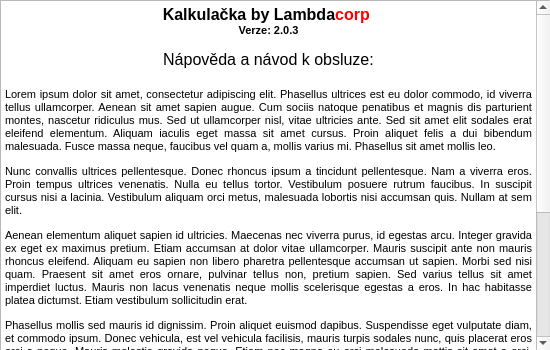
Above: helpwindow.ui from Lambdacorp/ivs-proj2 before the change. Below: the same form after it.
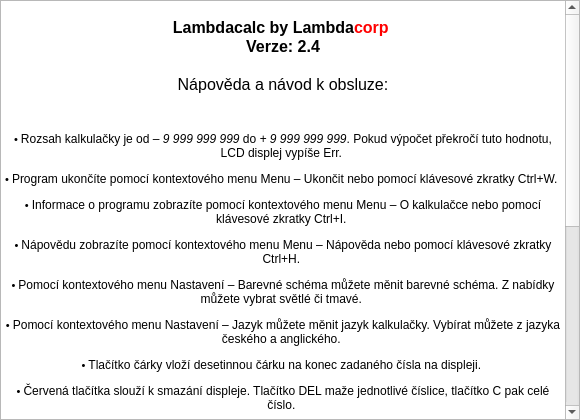
That is the form after the change.

```diff
--- a/helpwindow.ui
+++ b/helpwindow.ui
@@ -6,10 +6,22 @@
    <rect>
     <x>0</x>
     <y>0</y>
-    <width>550</width>
-    <height>350</height>
+    <width>580</width>
+    <height>420</height>
    </rect>
   </property>
+  <property name="minimumSize">
+   <size>
+    <width>580</width>
+    <height>250</height>
+   </size>
+  </property>
+  <property name="maximumSize">
+   <size>
+    <width>580</width>
+    <height>420</height>
+   </size>
+  </property>
   <property name="windowTitle">
    <string>Dialog</string>
   </property>
@@ -18,25 +30,52 @@
     <rect>
      <x>0</x>
      <y>0</y>
-     <width>551</width>
-     <height>351</height>
+     <width>580</width>
+     <height>420</height>
     </rect>
    </property>
+   <property name="minimumSize">
+    <size>
+     <width>580</width>
+     <height>420</height>
+    </size>
+   </property>
+   <property name="maximumSize">
+    <size>
+     <width>580</width>
+     <height>420</height>
+    </size>
+   </property>
    <property name="html">
     <string>&lt;!DOCTYPE HTML PUBLIC &quot;-//W3C//DTD HTML 4.0//EN&quot; &quot;http://www.w3.org/TR/REC-html40/strict.dtd&quot;&gt;
 &lt;html&gt;&lt;head&gt;&lt;meta name=&quot;qrichtext&quot; content=&quot;1&quot; /&gt;&lt;style type=&quot;text/css&quot;&gt;
 p, li { white-space: pre-wrap; }
-&lt;/style&gt;&lt;/head&gt;&lt;body style=&quot; font-family:'MS Shell Dlg 2'; font-size:8.25pt; font-weight:400; font-style:normal;&quot;&gt;
-&lt;p align=&quot;center&quot; style=&quot; margin-top:0px; margin-bottom:0px; margin-left:0px; margin-right:0px; -qt-block-indent:0; text-indent:0px;&quot;&gt;&lt;span style=&quot; font-size:12pt; font-weight:600;&quot;&gt;Kalkulačka by Lambda&lt;/span&gt;&lt;span style=&quot; font-size:12pt; font-weight:600; color:#ff0000;&quot;&gt;corp&lt;/span&gt;&lt;span style=&quot; font-size:12pt; font-weight:600;&quot;&gt; &lt;/span&gt;&lt;/p&gt;
-&lt;p align=&quot;center&quot; style=&quot; margin-top:0px; margin-bottom:0px; margin-left:0px; margin-right:0px; -qt-block-indent:0; text-indent:0px;&quot;&gt;&lt;span style=&quot; font-size:8pt; font-weight:600;&quot;&gt;Verze: 2.0.3&lt;/span&gt;&lt;/p&gt;
-&lt;p align=&quot;center&quot; style=&quot;-qt-paragraph-type:empty; margin-top:0px; margin-bottom:0px; margin-left:0px; margin-right:0px; -qt-block-indent:0; text-indent:0px; font-size:8pt; font-weight:600;&quot;&gt;&lt;br /&gt;&lt;/p&gt;
+&lt;/style&gt;&lt;/head&gt;&lt;body style=&quot; font-family:'MS Shell Dlg 2'; font-size:7.8pt; font-weight:400; font-style:normal;&quot;&gt;
+&lt;p align=&quot;center&quot; style=&quot;-qt-paragraph-type:empty; margin-top:0px; margin-bottom:0px; margin-left:0px; margin-right:0px; -qt-block-indent:0; text-indent:0px;&quot;&gt;&lt;br /&gt;&lt;/p&gt;
+&lt;p align=&quot;center&quot; style=&quot; margin-top:0px; margin-bottom:0px; margin-left:0px; margin-right:0px; -qt-block-indent:0; text-indent:0px;&quot;&gt;&lt;span style=&quot; font-size:12pt; font-weight:600;&quot;&gt;Lambdacalc by Lambda&lt;/span&gt;&lt;span style=&quot; font-size:12pt; font-weight:600; color:#ff0000;&quot;&gt;corp&lt;/span&gt;&lt;span style=&quot; font-size:12pt; font-weight:600;&quot;&gt; &lt;/span&gt;&lt;/p&gt;
+&lt;p align=&quot;center&quot; style=&quot; margin-top:0px; margin-bottom:0px; margin-left:0px; margin-right:0px; -qt-block-indent:0; text-indent:0px;&quot;&gt;&lt;span style=&quot; font-size:12pt; font-weight:600;&quot;&gt;Verze: 2.4&lt;/span&gt;&lt;/p&gt;
+&lt;p align=&quot;center&quot; style=&quot;-qt-paragraph-type:empty; margin-top:0px; margin-bottom:0px; margin-left:0px; margin-right:0px; -qt-block-indent:0; text-indent:0px; font-size:12pt; font-weight:600;&quot;&gt;&lt;br /&gt;&lt;/p&gt;
 &lt;p align=&quot;center&quot; style=&quot; margin-top:0px; margin-bottom:0px; margin-left:0px; margin-right:0px; -qt-block-indent:0; text-indent:0px;&quot;&gt;&lt;span style=&quot; font-size:12pt;&quot;&gt;Nápověda a návod k obsluze:&lt;/span&gt;&lt;/p&gt;
-&lt;p align=&quot;center&quot; style=&quot;-qt-paragraph-type:empty; margin-top:0px; margin-bottom:0px; margin-left:0px; margin-right:0px; -qt-block-indent:0; text-indent:0px; font-size:12pt;&quot;&gt;&lt;br /&gt;&lt;/p&gt;
-&lt;p align=&quot;justify&quot; style=&quot; margin-top:0px; margin-bottom:0px; margin-left:0px; margin-right:0px; -qt-block-indent:0; text-indent:0px;&quot;&gt;&lt;a name=&quot;lipsum&quot;&gt;&lt;/a&gt;&lt;span style=&quot; font-size:8pt;&quot;&gt;L&lt;/span&gt;&lt;span style=&quot; font-size:8pt;&quot;&gt;orem ipsum dolor sit amet, consectetur adipiscing elit. Phasellus ultrices est eu dolor commodo, id viverra tellus ullamcorper. Aenean sit amet sapien augue. Cum sociis natoque penatibus et magnis dis parturient montes, nascetur ridiculus mus. Sed ut ullamcorper nisl, vitae ultricies ante. Sed sit amet elit sodales erat eleifend elementum. Aliquam iaculis eget massa sit amet cursus. Proin aliquet felis a dui bibendum malesuada. Fusce massa neque, faucibus vel quam a, mollis varius mi. Phasellus sit amet mollis leo. &lt;/span&gt;&lt;/p&gt;
-&lt;p align=&quot;justify&quot; style=&quot; margin-top:12px; margin-bottom:12px; margin-left:0px; margin-right:0px; -qt-block-indent:0; text-indent:0px;&quot;&gt;&lt;span style=&quot; font-size:8pt;&quot;&gt;Nunc convallis ultrices pellentesque. Donec rhoncus ipsum a tincidunt pellentesque. Nam a viverra eros. Proin tempus ultrices venenatis. Nulla eu tellus tortor. Vestibulum posuere rutrum faucibus. In suscipit cursus nisi a lacinia. Vestibulum aliquam orci metus, malesuada lobortis nisi accumsan quis. Nullam at sem elit. &lt;/span&gt;&lt;/p&gt;
-&lt;p align=&quot;justify&quot; style=&quot; margin-top:12px; margin-bottom:12px; margin-left:0px; margin-right:0px; -qt-block-indent:0; text-indent:0px;&quot;&gt;&lt;span style=&quot; font-size:8pt;&quot;&gt;Aenean elementum aliquet sapien id ultricies. Maecenas nec viverra purus, id egestas arcu. Integer gravida ex eget ex maximus pretium. Etiam accumsan at dolor vitae ullamcorper. Mauris suscipit ante non mauris rhoncus eleifend. Aliquam eu sapien non libero pharetra pellentesque accumsan ut sapien. Morbi sed nisi quam. Praesent sit amet eros ornare, pulvinar tellus non, pretium sapien. Sed varius tellus sit amet imperdiet luctus. Mauris non lacus venenatis neque mollis scelerisque egestas a eros. In hac habitasse platea dictumst. Etiam vestibulum sollicitudin erat. &lt;/span&gt;&lt;/p&gt;
-&lt;p align=&quot;justify&quot; style=&quot; margin-top:12px; margin-bottom:12px; margin-left:0px; margin-right:0px; -qt-block-indent:0; text-indent:0px;&quot;&gt;&lt;span style=&quot; font-size:8pt;&quot;&gt;Phasellus mollis sed mauris id dignissim. Proin aliquet euismod dapibus. Suspendisse eget vulputate diam, et commodo ipsum. Donec vehicula, est vel vehicula facilisis, mauris turpis sodales nunc, quis placerat eros orci a neque. Mauris molestie gravida neque. Etiam nec magna eu orci malesuada mattis sit amet a orci. Etiam euismod, lectus id suscipit congue, libero velit consectetur velit, at tincidunt velit nisi sit amet tortor. In feugiat, eros ac mollis vestibulum, massa mauris facilisis odio, eu tristique mauris ligula eget diam. Aenean consectetur eget justo vel pharetra. Sed elementum eros sit amet ante rhoncus, vel lobortis nulla luctus. Phasellus mollis tristique orci sed ultrices. Praesent vulputate mauris sed metus ultrices, congue maximus sem faucibus. Integer blandit purus eget blandit pellentesque. Proin justo dolor, gravida non neque eget, ullamcorper tristique turpis. Pellentesque quis dapibus ex, in consequat libero. Nam efficitur massa ac augue volutpat blandit. &lt;/span&gt;&lt;/p&gt;
-&lt;p align=&quot;justify&quot; style=&quot; margin-top:12px; margin-bottom:12px; margin-left:0px; margin-right:0px; -qt-block-indent:0; text-indent:0px;&quot;&gt;&lt;span style=&quot; font-size:8pt;&quot;&gt;Nullam leo ligula, volutpat et mi a, scelerisque posuere ante. Nullam ultricies aliquet est sed faucibus. Curabitur ac felis sem. Fusce a ex malesuada, efficitur justo eu, aliquet justo. Maecenas dapibus est lorem, quis sagittis libero facilisis non. Nam ut justo vitae purus egestas vestibulum. Donec euismod et lorem vel blandit. Suspendisse imperdiet ullamcorper felis sed faucibus. Ut dignissim felis vel consequat varius. Suspendisse hendrerit justo vel dolor eleifend lacinia. Curabitur egestas, enim id posuere aliquet, odio est accumsan tortor, at interdum leo augue et turpis. Sed condimentum lacus ex, id varius leo egestas quis. Sed aliquet orci eu metus ullamcorper lobortis. In lacinia velit sit amet risus volutpat, eget volutpat dui malesuada. Nunc facilisis bibendum lorem non varius. &lt;/span&gt;&lt;/p&gt;&lt;/body&gt;&lt;/html&gt;</string>
+&lt;p style=&quot; margin-top:12px; margin-bottom:12px; margin-left:0px; margin-right:0px; -qt-block-indent:0; text-indent:0px;&quot;&gt;&lt;span style=&quot; font-size:9pt;&quot;&gt;  &lt;/span&gt;&lt;/p&gt;
+&lt;p align=&quot;center&quot; style=&quot; margin-top:12px; margin-bottom:12px; margin-left:0px; margin-right:0px; -qt-block-indent:0; text-indent:0px;&quot;&gt;&lt;span style=&quot; font-size:8pt;&quot;&gt;• &lt;/span&gt;&lt;span style=&quot; font-size:9pt;&quot;&gt;Rozsah kalkulačky je od &lt;/span&gt;&lt;span style=&quot; font-size:9pt; font-style:italic;&quot;&gt;– 9 999 999 999&lt;/span&gt;&lt;span style=&quot; font-size:9pt;&quot;&gt; do &lt;/span&gt;&lt;span style=&quot; font-size:9pt; font-style:italic;&quot;&gt;+ 9 999 999 999&lt;/span&gt;&lt;span style=&quot; font-size:9pt;&quot;&gt;. Pokud výpočet překročí tuto hodnotu, LCD displej vypíše Err. &lt;/span&gt;&lt;/p&gt;
+&lt;p align=&quot;center&quot; style=&quot; margin-top:12px; margin-bottom:12px; margin-left:0px; margin-right:0px; -qt-block-indent:0; text-indent:0px;&quot;&gt;&lt;span style=&quot; font-size:8pt;&quot;&gt;• &lt;/span&gt;&lt;span style=&quot; font-size:9pt;&quot;&gt;Program ukončíte pomocí kontextového menu Menu – Ukončit nebo pomocí klávesové zkratky Ctrl+W. &lt;/span&gt;&lt;/p&gt;
+&lt;p align=&quot;center&quot; style=&quot; margin-top:12px; margin-bottom:12px; margin-left:0px; margin-right:0px; -qt-block-indent:0; text-indent:0px;&quot;&gt;&lt;span style=&quot; font-size:8pt;&quot;&gt;• &lt;/span&gt;&lt;span style=&quot; font-size:9pt;&quot;&gt;Informace o programu zobrazíte pomocí kontextového menu Menu – O kalkulačce nebo pomocí klávesové zkratky Ctrl+I. &lt;/span&gt;&lt;/p&gt;
+&lt;p align=&quot;center&quot; style=&quot; margin-top:12px; margin-bottom:12px; margin-left:0px; margin-right:0px; -qt-block-indent:0; text-indent:0px;&quot;&gt;&lt;span style=&quot; font-size:8pt;&quot;&gt;• &lt;/span&gt;&lt;span style=&quot; font-size:9pt;&quot;&gt;Nápovědu zobrazíte pomocí kontextového menu Menu – Nápověda nebo pomocí klávesové zkratky Ctrl+H. &lt;/span&gt;&lt;/p&gt;
+&lt;p align=&quot;center&quot; style=&quot; margin-top:12px; margin-bottom:12px; margin-left:0px; margin-right:0px; -qt-block-indent:0; text-indent:0px;&quot;&gt;&lt;span style=&quot; font-size:8pt;&quot;&gt;• &lt;/span&gt;&lt;span style=&quot; font-size:9pt;&quot;&gt;Pomocí kontextového menu Nastavení – Barevné schéma můžete měnit barevné schéma. Z nabídky můžete vybrat světlé či tmavé. &lt;/span&gt;&lt;/p&gt;
+&lt;p align=&quot;center&quot; style=&quot; margin-top:12px; margin-bottom:12px; margin-left:0px; margin-right:0px; -qt-block-indent:0; text-indent:0px;&quot;&gt;&lt;span style=&quot; font-size:8pt;&quot;&gt;• &lt;/span&gt;&lt;span style=&quot; font-size:9pt;&quot;&gt;Pomocí kontextového menu Nastavení – Jazyk můžete měnit jazyk kalkulačky. Vybírat můžete z jazyka českého a anglického. &lt;/span&gt;&lt;/p&gt;
+&lt;p align=&quot;center&quot; style=&quot; margin-top:12px; margin-bottom:12px; margin-left:0px; margin-right:0px; -qt-block-indent:0; text-indent:0px;&quot;&gt;&lt;span style=&quot; font-size:8pt;&quot;&gt;• &lt;/span&gt;&lt;span style=&quot; font-size:9pt;&quot;&gt;Tlačítko čárky vloží desetinnou čárku na konec zadaného čísla na displeji. &lt;/span&gt;&lt;/p&gt;
+&lt;p align=&quot;center&quot; style=&quot; margin-top:12px; margin-bottom:12px; margin-left:0px; margin-right:0px; -qt-block-indent:0; text-indent:0px;&quot;&gt;&lt;span style=&quot; font-size:8pt;&quot;&gt;• &lt;/span&gt;&lt;span style=&quot; font-size:9pt;&quot;&gt;Červená tlačítka slouží k smazání displeje. Tlačítko DEL maže jednotlivé číslice, tlačítko C pak celé číslo. &lt;/span&gt;&lt;/p&gt;
+&lt;p align=&quot;center&quot; style=&quot; margin-top:12px; margin-bottom:12px; margin-left:0px; margin-right:0px; -qt-block-indent:0; text-indent:0px;&quot;&gt;&lt;span style=&quot; font-size:8pt;&quot;&gt;• &lt;/span&gt;&lt;span style=&quot; font-size:9pt;&quot;&gt;Žluté tlačítko (rovná se) slouží pro potvrzení zadání druhého čísla u funkcí, které ho potřebují (&lt;/span&gt;&lt;span style=&quot; font-size:9pt; font-style:italic;&quot;&gt;mod, /,*,+, - a ^n&lt;/span&gt;&lt;span style=&quot; font-size:9pt;&quot;&gt;). &lt;/span&gt;&lt;/p&gt;
+&lt;p align=&quot;center&quot; style=&quot; margin-top:12px; margin-bottom:12px; margin-left:0px; margin-right:0px; -qt-block-indent:0; text-indent:0px;&quot;&gt;&lt;span style=&quot; font-size:9pt; font-weight:600;&quot;&gt;Popis funkcí: &lt;/span&gt;&lt;/p&gt;
+&lt;p align=&quot;center&quot; style=&quot; margin-top:12px; margin-bottom:12px; margin-left:0px; margin-right:0px; -qt-block-indent:0; text-indent:0px;&quot;&gt;&lt;span style=&quot; font-size:8pt;&quot;&gt;• &lt;/span&gt;&lt;span style=&quot; font-size:9pt;&quot;&gt;Kalkulačka umí standardní funkce jako je sčítání, odčítání, násobení a dělení. Řídí se matematickými zákony – př. nulou nevydělíš. &lt;/span&gt;&lt;/p&gt;
+&lt;p align=&quot;center&quot; style=&quot; margin-top:12px; margin-bottom:12px; margin-left:0px; margin-right:0px; -qt-block-indent:0; text-indent:0px;&quot;&gt;&lt;span style=&quot; font-size:8pt;&quot;&gt;• &lt;/span&gt;&lt;span style=&quot; font-size:9pt;&quot;&gt;Funkce faktoriál (označená &lt;/span&gt;&lt;span style=&quot; font-size:9pt; font-style:italic;&quot;&gt;! &lt;/span&gt;&lt;span style=&quot; font-size:9pt;&quot;&gt;) je možný pouze s kladných čísel a nuly, maximálně však z čísla 13. &lt;/span&gt;&lt;/p&gt;
+&lt;p align=&quot;center&quot; style=&quot; margin-top:12px; margin-bottom:12px; margin-left:0px; margin-right:0px; -qt-block-indent:0; text-indent:0px;&quot;&gt;&lt;span style=&quot; font-size:8pt;&quot;&gt;• &lt;/span&gt;&lt;span style=&quot; font-size:9pt;&quot;&gt;Funkce modulo (označená &lt;/span&gt;&lt;span style=&quot; font-size:9pt; font-style:italic;&quot;&gt;mod &lt;/span&gt;&lt;span style=&quot; font-size:9pt;&quot;&gt;) zobrazí zbytek po dělení. &lt;/span&gt;&lt;/p&gt;
+&lt;p align=&quot;center&quot; style=&quot; margin-top:12px; margin-bottom:12px; margin-left:0px; margin-right:0px; -qt-block-indent:0; text-indent:0px;&quot;&gt;&lt;span style=&quot; font-size:8pt;&quot;&gt;• &lt;/span&gt;&lt;span style=&quot; font-size:9pt;&quot;&gt;Funkce přirozeného logaritmu (označená&lt;/span&gt;&lt;span style=&quot; font-size:9pt; font-style:italic;&quot;&gt; ln &lt;/span&gt;&lt;span style=&quot; font-size:9pt;&quot;&gt;) vypočte ze zadaného čísla přirozený logaritmus s přesností 0.0000001. &lt;/span&gt;&lt;/p&gt;
+&lt;p align=&quot;center&quot; style=&quot; margin-top:12px; margin-bottom:12px; margin-left:0px; margin-right:0px; -qt-block-indent:0; text-indent:0px;&quot;&gt;&lt;span style=&quot; font-size:8pt;&quot;&gt;• &lt;/span&gt;&lt;span style=&quot; font-size:9pt;&quot;&gt;Funkce druhé mocniny (označená &lt;/span&gt;&lt;span style=&quot; font-size:9pt; font-style:italic;&quot;&gt;^2 &lt;/span&gt;&lt;span style=&quot; font-size:9pt;&quot;&gt;) vypočte ze zadaného čísla jeho násobek – umocní jej na druhou. &lt;/span&gt;&lt;/p&gt;
+&lt;p align=&quot;center&quot; style=&quot; margin-top:12px; margin-bottom:12px; margin-left:0px; margin-right:0px; -qt-block-indent:0; text-indent:0px;&quot;&gt;&lt;span style=&quot; font-size:8pt;&quot;&gt;• &lt;/span&gt;&lt;span style=&quot; font-size:9pt;&quot;&gt;Funkce mocniny (označená &lt;/span&gt;&lt;span style=&quot; font-size:9pt; font-style:italic;&quot;&gt;^n &lt;/span&gt;&lt;span style=&quot; font-size:9pt;&quot;&gt;) po stisknutí vyžaduje zadání dalšího čísla na kterou se umocní zadané číslo. &lt;/span&gt;&lt;/p&gt;
+&lt;p align=&quot;center&quot; style=&quot;-qt-paragraph-type:empty; margin-top:12px; margin-bottom:12px; margin-left:0px; margin-right:0px; -qt-block-indent:0; text-indent:0px; font-size:9pt;&quot;&gt;&lt;br /&gt;&lt;/p&gt;
+&lt;p align=&quot;center&quot; style=&quot; margin-top:12px; margin-bottom:12px; margin-left:0px; margin-right:0px; -qt-block-indent:0; text-indent:0px;&quot;&gt;&lt;span style=&quot; font-size:9pt;&quot;&gt;  &lt;/span&gt;&lt;span style=&quot; font-family:'Calibri,sans-serif'; font-size:9pt; font-style:italic;&quot;&gt;Jakékoli dotazy a připomínky zasílejte na &lt;/span&gt;&lt;a href=&quot;help@lambdacorp.com&quot;&gt;&lt;span style=&quot; font-size:8pt; text-decoration: underline; color:#0000ff;&quot;&gt;help@lambdacorp.com&lt;/span&gt;&lt;/a&gt;&lt;/p&gt;
+&lt;p align=&quot;center&quot; style=&quot;-qt-paragraph-type:empty; margin-top:12px; margin-bottom:12px; margin-left:0px; margin-right:0px; -qt-block-indent:0; text-indent:0px; font-size:8pt; text-decoration: underline; color:#0000ff;&quot;&gt;&lt;br /&gt;&lt;/p&gt;&lt;/body&gt;&lt;/html&gt;</string>
    </property>
   </widget>
  </widget>
```
Left out of the diff: 2 changed lines with no effect on the pictures.
